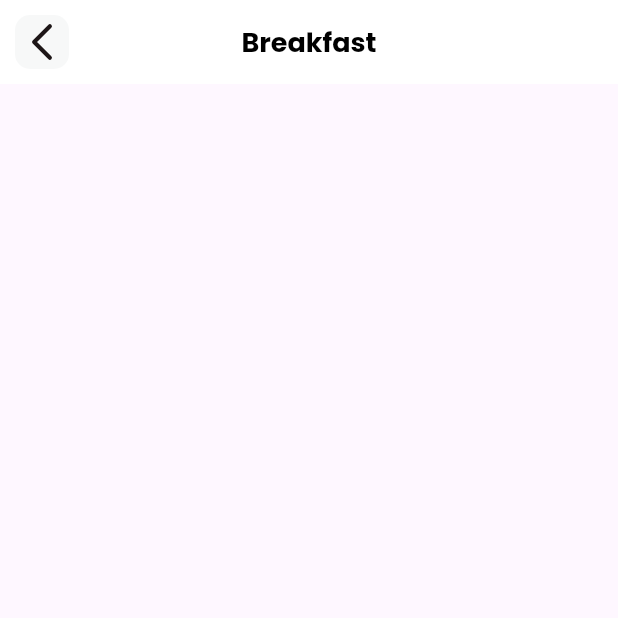
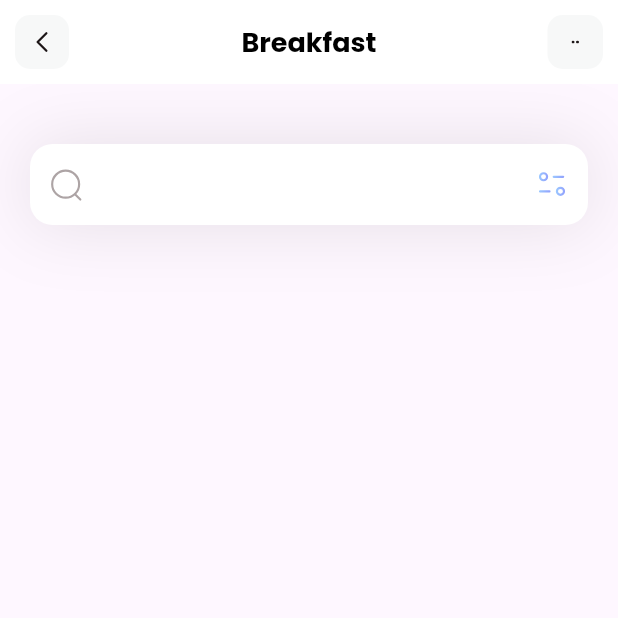
Before and after one commit to Dynamo80/fitness, a Flutter app: the screen it shows after launch, on a phone screen of 412 x 824 dp, the top half of it. Run offline on Flutter 3.47's test engine with Material 3 defaults, Android fonts, the phone set to English and light mode, and no system bars; our stand-ins replace flutter_svg.

Commit message:
Added Search Bar

```diff
--- a/lib/pages/home.dart
+++ b/lib/pages/home.dart
@@ -7,7 +7,46 @@ class HomePage extends StatelessWidget {
   @override
   Widget build(BuildContext context) {
     return Scaffold(
-      appBar: AppBar(
+      appBar: appBar(),
+      body: Column(
+        children: [
+          Container(
+            margin: EdgeInsets.only(top: 40, left: 20, right: 20),
+            decoration: BoxDecoration(
+              boxShadow: [BoxShadow(
+                color: Color(0xff1D1617).withOpacity(0.11),
+                blurRadius: 40,
+                spreadRadius: 0.0
+              )]
+            ),
+            child: TextField(
+              decoration: InputDecoration(
+                filled: true,
+                fillColor: Colors.white,
+                contentPadding: EdgeInsets.all(15),
+                prefixIcon: Padding(
+                  padding: const EdgeInsets.all(12.0),
+                  child: SvgPicture.asset('assets/icons/Search.svg'),
+                ),
+                suffixIcon: Padding(
+                  padding: const EdgeInsets.all(12.0),
+                  child: SvgPicture.asset('assets/icons/Filter.svg'),
+                ),
+                border: OutlineInputBorder(
+                  borderRadius: BorderRadius.circular(15),
+                  borderSide: BorderSide.none
+
+                )
+              ),
+            ),
+          )
+        ],
+      ),
+    );
+  }
+
+  AppBar appBar() {
+    return AppBar(
       title: Text('Breakfast',
       style: TextStyle(
         color: Colors.black,
@@ -19,13 +58,28 @@ class HomePage extends StatelessWidget {
       elevation: 0.0,
       leading: Container(
         margin: EdgeInsets.all(10),
-          child: SvgPicture.asset('assets/icons/Arrow - Left 2.svg'),
+        alignment: Alignment.center,
+        child: SvgPicture.asset('assets/icons/Arrow - Left 2.svg', height: 20, width: 20,),
         decoration: BoxDecoration(
           color: Color(0xffF7F8F8),
           borderRadius: BorderRadius.circular(10),
         ),
       ),
+      actions: [
+        GestureDetector
+        (onTap: () {
+        },
+          child: Container(
+        margin: EdgeInsets.all(10),
+        alignment: Alignment.center,
+        width: 37,
+        child: SvgPicture.asset('assets/icons/dots.svg', height: 5, width: 5,),
+        decoration: BoxDecoration(
+          color: Color(0xffF7F8F8),
+          borderRadius: BorderRadius.circular(10),
         ),
+      ),)
+      ],
     );
   }
 }
```
Lines whose indentation alone changed are shown as unchanged.
